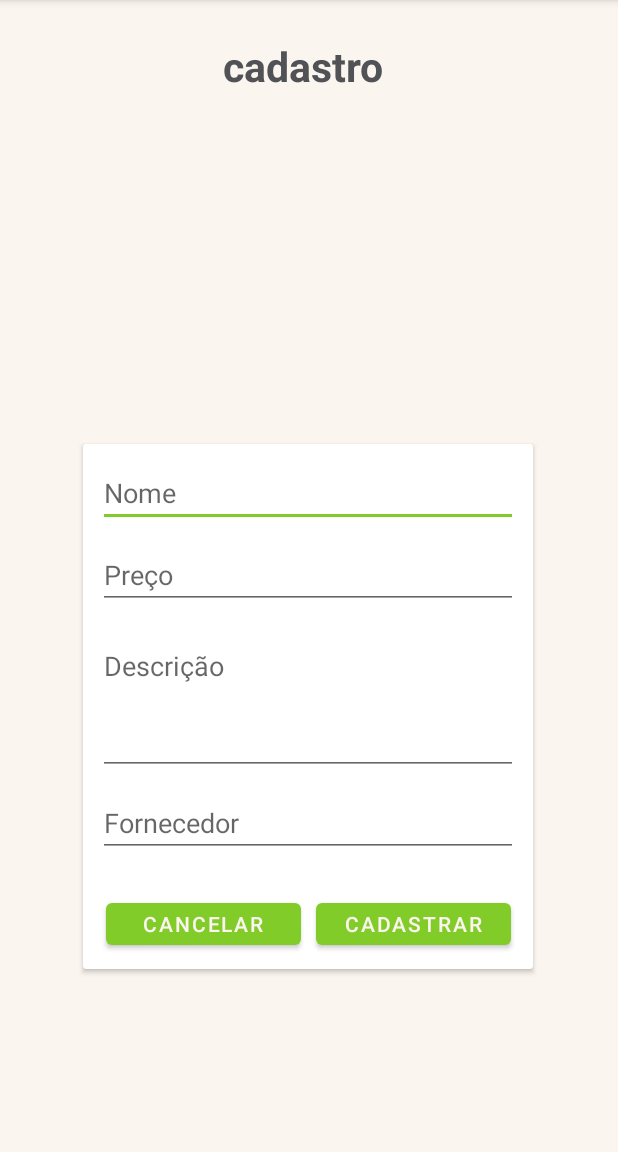
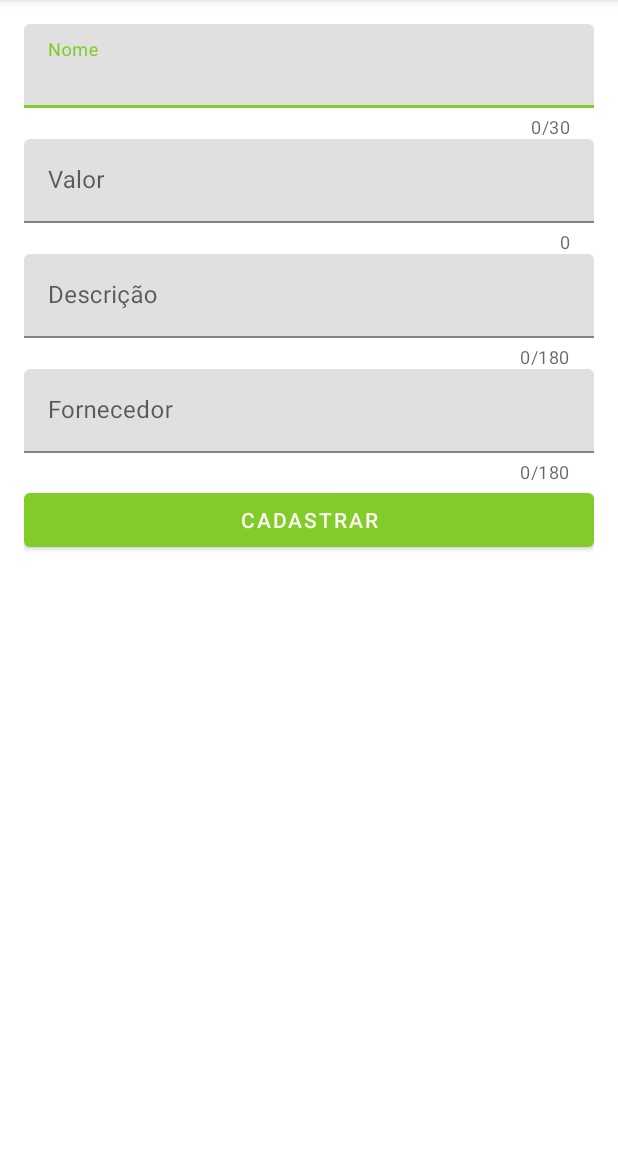
Before and after one commit to eusouakau/emporio-organico, an Android app: the RegisterActivity screen opened directly, with no data from a screen before it, on a phone screen of 412 x 824 dp, the part 84-1236 px from its top. Run offline under Robolectric (Android 15) with nearby library versions, the light colour scheme and no system bars.

Commit message:
refatora para melhorar o estilo

```diff
--- a/app/src/main/res/layout/activity_register.xml
+++ b/app/src/main/res/layout/activity_register.xml
@@ -1,130 +1,77 @@
 <?xml version="1.0" encoding="utf-8"?>
-<androidx.constraintlayout.widget.ConstraintLayout xmlns:android="http://schemas.android.com/apk/res/android"
+<androidx.appcompat.widget.LinearLayoutCompat xmlns:android="http://schemas.android.com/apk/res/android"
     xmlns:app="http://schemas.android.com/apk/res-auto"
-    xmlns:tools="http://schemas.android.com/tools"
+    android:id="@+id/layoutLogin"
     android:layout_width="match_parent"
     android:layout_height="match_parent"
-    android:background="@color/white"
-    tools:context=".view.RegisterActivity"
-    >
+    android:orientation="vertical"
+    android:padding="16dp"
+    xmlns:tools="http://schemas.android.com/tools"
+    tools:context=".view.RegisterActivity">
 
-    <TextView
-        android:id="@+id/title"
-        android:layout_width="116dp"
-        android:layout_height="45dp"
-        android:layout_marginLeft="150dp"
-        android:layout_marginTop="25dp"
-        android:layout_marginRight="150dp"
-        android:text="cadastro"
-        android:textColor="@color/cinza"
-        android:textSize="27sp"
-        android:textStyle="bold"
-        app:layout_constraintBottom_toTopOf="@+id/cardView"
-        app:layout_constraintEnd_toEndOf="parent"
-        app:layout_constraintHorizontal_bias="0.428"
-        app:layout_constraintStart_toStartOf="parent"
-        app:layout_constraintTop_toTopOf="parent"
-        app:layout_constraintVertical_bias="0.0" />
-
-    <androidx.cardview.widget.CardView
-        android:id="@+id/cardView"
-        android:layout_width="300dp"
-        android:layout_height="350dp"
-        app:layout_constraintBottom_toBottomOf="parent"
-        app:layout_constraintEnd_toEndOf="parent"
-        app:layout_constraintHorizontal_bias="0.495"
-        app:layout_constraintStart_toStartOf="parent"
-        app:layout_constraintTop_toTopOf="parent"
-        app:layout_constraintVertical_bias="0.708">
-
-        <EditText
+    <com.google.android.material.textfield.TextInputLayout
+        android:layout_width="match_parent"
+        android:layout_height="wrap_content"
+        android:id="@+id/layoutName"
+        app:counterEnabled="true"
+        app:counterMaxLength="30"
+        app:errorEnabled="true"
+        app:hintTextColor="?attr/colorPrimary">
+        <com.google.android.material.textfield.TextInputEditText
             android:id="@+id/editTextNome"
-            android:layout_width="280dp"
-            android:layout_height="40dp"
-            android:layout_marginLeft="10dp"
-            android:layout_marginTop="15dp"
-            android:layout_marginRight="10dp"
-            android:ems="10"
+            android:layout_width="match_parent"
+            android:layout_height="wrap_content"
             android:inputType="textPersonName"
-            android:hint="Nome"
-            app:layout_constraintEnd_toEndOf="parent"
-            app:layout_constraintHorizontal_bias="0.429"
-            app:layout_constraintStart_toStartOf="parent"
-            app:layout_constraintTop_toBottomOf="@+id/title" />
-
-        <EditText
+            android:hint="Nome" />
+    </com.google.android.material.textfield.TextInputLayout>
+    <com.google.android.material.textfield.TextInputLayout
+        android:layout_width="match_parent"
+        android:layout_height="wrap_content"
+        android:id="@+id/layoutValor"
+        app:counterEnabled="true"
+        app:errorEnabled="true"
+        app:hintTextColor="?attr/colorPrimary">
+        <com.google.android.material.textfield.TextInputEditText
             android:id="@+id/editTextValor"
-            android:layout_width="280dp"
-            android:layout_height="40dp"
-            android:layout_marginLeft="10dp"
-            android:layout_marginTop="70dp"
-            android:layout_marginRight="10dp"
-            android:ems="10"
+            android:layout_width="match_parent"
+            android:layout_height="wrap_content"
             android:inputType="numberDecimal"
-            android:hint="Preço"
-            app:layout_constraintEnd_toEndOf="parent"
-            app:layout_constraintHorizontal_bias="0.443"
-            app:layout_constraintStart_toStartOf="parent"
-            app:layout_constraintTop_toBottomOf="@+id/coffeeName" />
-
-        <EditText
+            android:hint="Valor" />
+    </com.google.android.material.textfield.TextInputLayout>
+    <com.google.android.material.textfield.TextInputLayout
+        android:layout_width="match_parent"
+        android:layout_height="wrap_content"
+        android:id="@+id/layoutDescricao"
+        app:counterEnabled="true"
+        app:counterMaxLength="180"
+        app:errorEnabled="true"
+        app:hintTextColor="?attr/colorPrimary">
+        <com.google.android.material.textfield.TextInputEditText
             android:id="@+id/editTextDescricao"
-            android:layout_width="280dp"
-            android:layout_height="95dp"
-            android:layout_marginLeft="10dp"
-            android:layout_marginTop="125dp"
-            android:layout_marginRight="10dp"
-            android:ems="10"
-            android:gravity="start|top"
+            android:layout_width="match_parent"
+            android:layout_height="wrap_content"
             android:inputType="textMultiLine"
-            android:hint="Descrição"
-            app:layout_constraintEnd_toEndOf="parent"
-            app:layout_constraintHorizontal_bias="0.433"
-            app:layout_constraintStart_toStartOf="parent"
-            app:layout_constraintTop_toBottomOf="@+id/price" />
-
-        <EditText
+            android:hint="Descrição" />
+    </com.google.android.material.textfield.TextInputLayout>
+    <com.google.android.material.textfield.TextInputLayout
+        android:layout_width="match_parent"
+        android:layout_height="wrap_content"
+        android:id="@+id/layoutFornecedor"
+        app:counterEnabled="true"
+        app:counterMaxLength="180"
+        app:errorEnabled="true"
+        app:hintTextColor="?attr/colorPrimary">
+        <com.google.android.material.textfield.TextInputEditText
             android:id="@+id/editTextFornecedor"
-            android:layout_width="280dp"
-            android:layout_height="40dp"
-            android:layout_marginLeft="10dp"
-            android:layout_marginTop="235dp"
-            android:layout_marginRight="10dp"
-            android:hint="Fornecedor"
-            app:layout_constraintBottom_toBottomOf="parent"
-            app:layout_constraintEnd_toEndOf="parent"
-            app:layout_constraintHorizontal_bias="0.443"
-            app:layout_constraintStart_toStartOf="parent"
-            app:layout_constraintTop_toBottomOf="@+id/description"
-            app:layout_constraintVertical_bias="0.024" />
-
+            android:layout_width="match_parent"
+            android:layout_height="wrap_content"
+            android:hint="Fornecedor" />
+    </com.google.android.material.textfield.TextInputLayout>
     <Button
         android:id="@+id/registerButton"
-            android:layout_width="130dp"
-            android:layout_height="40dp"
-            android:layout_marginLeft="155dp"
-            android:layout_marginTop="300dp"
-            android:layout_marginRight="10dp"
-            android:text="cadastrar"
-            app:layout_constraintBottom_toBottomOf="parent"
-            app:layout_constraintEnd_toEndOf="parent"
-            app:layout_constraintTop_toBottomOf="@+id/cafeList"
-            app:layout_constraintVertical_bias="0.167" />
+        android:layout_width="match_parent"
+        android:layout_height="wrap_content"
+        android:text="cadastrar" />
 
-        <Button
-            android:id="@+id/cancelButton"
-            android:layout_width="130dp"
-            android:layout_height="40dp"
-            android:layout_marginLeft="15dp"
-            android:layout_marginTop="300dp"
-            android:layout_marginRight="155dp"
-            android:text="cancelar"
-            android:onClick="cancelarCadastro"
-            app:layout_constraintBottom_toBottomOf="parent"
-            app:layout_constraintEnd_toStartOf="@+id/registerButton"
-            app:layout_constraintHorizontal_bias="0.796"
-            app:layout_constraintStart_toStartOf="parent"
-            app:layout_constraintTop_toBottomOf="@+id/cafeList"
-            app:layout_constraintVertical_bias="0.165" />
-    </androidx.cardview.widget.CardView>
-</androidx.constraintlayout.widget.ConstraintLayout>
+
+</androidx.appcompat.widget.LinearLayoutCompat>
```
Lines whose indentation alone changed are shown as unchanged.
